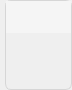
meganz/MEGAsync, file src/MEGASync/stalled_issues/gui/linux/StalledIssueChooseWidget.ui: the form before one commit.
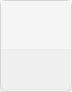
The form after the commit. Custom widgets are drawn as their Qt base class.

Commit message: Minor UI fixes for choose widget and name conflicts

```diff
--- a/src/MEGASync/stalled_issues/gui/linux/StalledIssueChooseWidget.ui
+++ b/src/MEGASync/stalled_issues/gui/linux/StalledIssueChooseWidget.ui
@@ -31,7 +31,7 @@
     <number>0</number>
    </property>
    <property name="leftMargin">
-    <number>5</number>
+    <number>0</number>
    </property>
    <property name="topMargin">
     <number>0</number>
@@ -47,8 +47,8 @@
      <property name="styleSheet">
       <string notr="true">#chooseTitle
 { 
-    min-height: 32px;
-    max-height: 32px;
+    min-height: 48px;
+    max-height: 48px;
     background-color: #F5F5F5;
 }</string>
      </property>
@@ -85,13 +85,13 @@
         <property name="minimumSize">
          <size>
           <width>0</width>
-          <height>32</height>
+          <height>48</height>
          </size>
         </property>
         <property name="maximumSize">
          <size>
           <width>16777215</width>
-          <height>32</height>
+          <height>48</height>
          </size>
         </property>
         <property name="styleSheet">
```
The commit also changes 15 other files.
